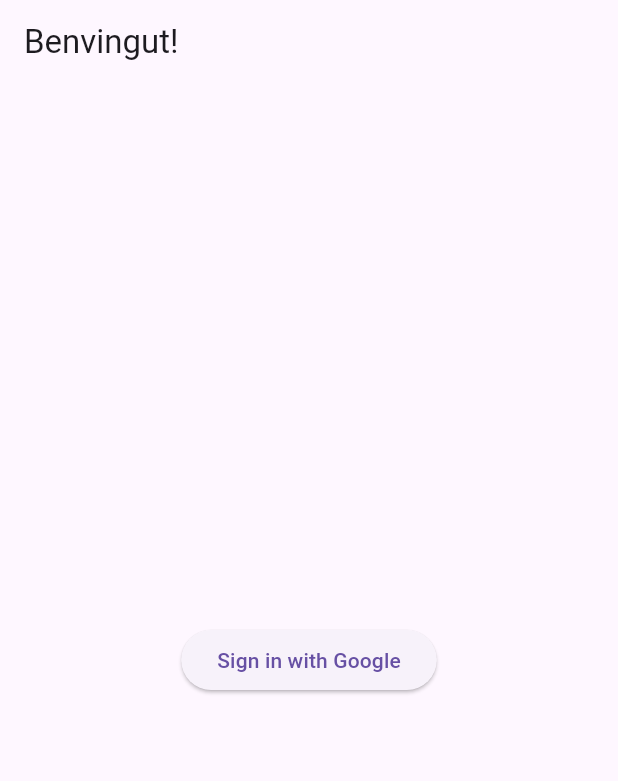
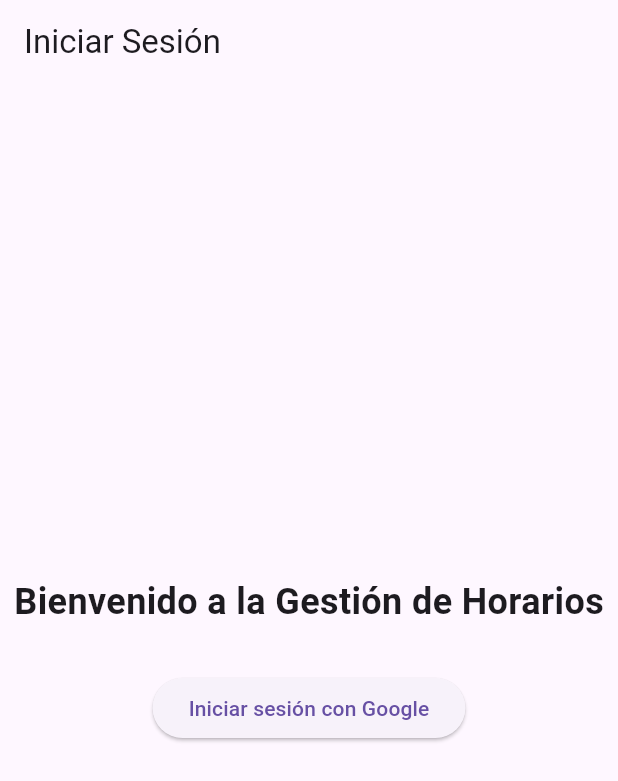
Before and after one commit to lcros-mo/gestion_de_horarios, a Flutter app: the screen it shows after launch, on a phone screen of 412 x 824 dp. Shown: the top 781 px of the screen. Run offline on Flutter 3.47's test engine with Material 3 defaults, Android fonts, the phone set to English and light mode, and no system bars; our stand-ins replace firebase_auth, firebase_core, google_sign_in, sqflite; accounts and stored records are empty.

Commit message:
mejora de Auth_service y AuthWrapper

```diff
--- a/lib/main.dart
+++ b/lib/main.dart
@@ -1,4 +1,5 @@
 import 'package:flutter/material.dart';
+import 'package:gestion_de_horarios/services/firebase_options.dart';
 import 'package:firebase_core/firebase_core.dart';
 import 'package:gestion_de_horarios/services/auth_service.dart';
 import 'package:gestion_de_horarios/utils/colors.dart';
@@ -7,7 +8,10 @@ import 'package:provider/provider.dart';
 
 void main() async {
   WidgetsFlutterBinding.ensureInitialized();
-  await Firebase.initializeApp();
+  await Firebase.initializeApp(
+        options: DefaultFirebaseOptions.currentPlatform,
+
+  );
   runApp(const MyApp());
 }
 
--- a/lib/screens/login_screen.dart
+++ b/lib/screens/login_screen.dart
@@ -1,43 +1,62 @@
 import 'package:flutter/material.dart';
+import 'package:provider/provider.dart';
 import 'package:gestion_de_horarios/services/auth_service.dart';
-import 'package:provider/provider.dart';
+import 'package:firebase_auth/firebase_auth.dart';
 
 class LoginScreen extends StatelessWidget {
   const LoginScreen({Key? key}) : super(key: key);
 
-  Future<void> _login(BuildContext context) async {
-    final authService = Provider.of<AuthService>(context, listen: false);
-    try {
-      final user = await authService.signInWithGoogle();
-      if (user != null) {
-        final isAuthorized = await authService.isUserAuthorized(user.email!);
-        if (isAuthorized) {
-          Navigator.pushReplacementNamed(context, '/home');
-        } else {
-          ScaffoldMessenger.of(context).showSnackBar(
-            const SnackBar(content: Text('Access denied')),
-          );
-          await authService.signOut();
-        }
-      }
-    } catch (e) {
-      print('Error during login: $e');
-      ScaffoldMessenger.of(context).showSnackBar(
-        const SnackBar(content: Text('An error occurred. Please try again.')),
-      );
-    }
-  }
-
   @override
   Widget build(BuildContext context) {
     return Scaffold(
-      appBar: AppBar(title: const Text('Benvingut!')),
+      appBar: AppBar(
+        title: const Text('Iniciar Sesión'),
+      ),
       body: Center(
-        child: ElevatedButton(
-          onPressed: () => _login(context),
-          child: const Text('Sign in with Google'),
+        child: Column(
+          mainAxisAlignment: MainAxisAlignment.center,
+          children: [
+            const Text(
+              'Bienvenido a la Gestión de Horarios',
+              style: TextStyle(fontSize: 24, fontWeight: FontWeight.bold),
+            ),
+            const SizedBox(height: 30),
+            ElevatedButton(
+              onPressed: () => _handleGoogleSignIn(context),
+              child: const Text('Iniciar sesión con Google'),
+            ),
+          ],
         ),
       ),
     );
   }
+
+  Future<void> _handleGoogleSignIn(BuildContext context) async {
+    try {
+      final authService = Provider.of<AuthService>(context, listen: false);
+      print("Iniciando proceso de inicio de sesión con Google");
+
+      final User? user = await authService.signInWithGoogle();
+
+      if (user == null) {
+        print("No se pudo iniciar sesión con Google");
+        _showErrorSnackBar(context, "No se pudo iniciar sesión. Por favor, inténtalo de nuevo.");
+      } else {
+        print("Inicio de sesión exitoso: ${user.email}");
+        // Aquí no necesitas navegar manualmente, AuthWrapper se encargará de eso
+      }
+    } catch (e) {
+      print("Error durante el inicio de sesión: $e");
+      _showErrorSnackBar(context, "Ocurrió un error durante el inicio de sesión.");
+    }
+  }
+
+  void _showErrorSnackBar(BuildContext context, String message) {
+    ScaffoldMessenger.of(context).showSnackBar(
+      SnackBar(
+        content: Text(message),
+        backgroundColor: Colors.red,
+      ),
+    );
+  }
 }
--- a/lib/services/auth_service.dart
+++ b/lib/services/auth_service.dart
@@ -7,46 +7,54 @@ class AuthService {
   final FirebaseAuth _auth = FirebaseAuth.instance;
   final GoogleSignIn _googleSignIn = GoogleSignIn();
 
-  // URL de tu servidor local
-  final String _backendUrl = 'http://10.0.2.2:3000'; // Ajusta esta URL si es necesario
+  final String _baseUrl = 'http://10.0.2.2:3000';
 
   Stream<User?> get user => _auth.authStateChanges();
 
   Future<User?> signInWithGoogle() async {
   try {
+    print("Iniciando proceso de inicio de sesión con Google");
     final GoogleSignInAccount? googleUser = await _googleSignIn.signIn();
-      if (googleUser != null) {
+    if (googleUser == null) {
+      print("El usuario canceló el inicio de sesión con Google");
+      return null;
+    }
+
+    print("Usuario de Google obtenido: ${googleUser.email}");
     final GoogleSignInAuthentication googleAuth = await googleUser.authentication;
     final AuthCredential credential = GoogleAuthProvider.credential(
       accessToken: googleAuth.accessToken,
       idToken: googleAuth.idToken,
     );
+
+    print("Autenticando con Firebase");
     final UserCredential userCredential = await _auth.signInWithCredential(credential);
+    print("Usuario autenticado con Firebase: ${userCredential.user?.email}");
+
     return userCredential.user;
+  } catch (e) {
+    print("Error durante el inicio de sesión con Google: $e");
+    return null;
   }
-    } catch (e) {
-      print('Error during Google sign in: $e');
-    }
-    return null;
 }
 
   Future<bool> isUserAuthorized(String email) async {
     try {
       final response = await http.post(
-        Uri.parse('$_backendUrl/api/verifyUser'),
+        Uri.parse('$_baseUrl/api/verifyUser'),
         body: json.encode({'email': email}),
         headers: {'Content-Type': 'application/json'},
-      );
+      ).timeout(const Duration(seconds: 10));
 
       if (response.statusCode == 200) {
         final data = json.decode(response.body);
         return data['isAllowed'] ?? false;
       } else {
-        print('Error: ${response.statusCode}');
+        print('Error de servidor: ${response.statusCode}');
         return false;
       }
     } catch (e) {
-      print('Error checking user authorization: $e');
+      print('Error al verificar la autorización del usuario: $e');
       return false;
     }
   }
--- a/lib/widgets/auth_wrapper.dart
+++ b/lib/widgets/auth_wrapper.dart
@@ -6,7 +6,7 @@ import 'package:gestion_de_horarios/services/auth_service.dart';
 import 'package:provider/provider.dart';
 
 class AuthWrapper extends StatelessWidget {
-  const AuthWrapper({Key? key}) : super(key: key);
+  const AuthWrapper({super.key});
 
   @override
   Widget build(BuildContext context) {
@@ -16,7 +16,28 @@ class AuthWrapper extends StatelessWidget {
       builder: (_, AsyncSnapshot<User?> snapshot) {
         if (snapshot.connectionState == ConnectionState.active) {
           final User? user = snapshot.data;
-          return user == null ? const LoginScreen() : const HomeScreen();
+          if (user == null) {
+            print('Usuario no autenticado, mostrando LoginScreen');
+            return const LoginScreen();
+          } else {
+            return FutureBuilder<bool>(
+              future: authService.isUserAuthorized(user.email!),
+              builder: (_, AsyncSnapshot<bool> authSnapshot) {
+                if (authSnapshot.connectionState == ConnectionState.done) {
+                  if (authSnapshot.data == true) {
+                    print('Usuario autenticado y autorizado, mostrando HomeScreen');
+                    return const HomeScreen();
+                  } else {
+                    print('Usuario autenticado pero no autorizado, mostrando LoginScreen');
+                    // Aquí podrías mostrar un mensaje de error o cerrar la sesión
+                    authService.signOut();
+                    return const LoginScreen();
+                  }
+                }
+                return const Scaffold(body: Center(child: CircularProgressIndicator()));
+              },
+            );
+          }
         }
         return const Scaffold(body: Center(child: CircularProgressIndicator()));
       },
```
Lines whose indentation alone changed are shown as unchanged.
